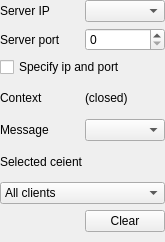
Above: src/toolsui/SAKSocketServerToolUi.ui from x-tools-author/x-tools before the change. Below: the same form after it.
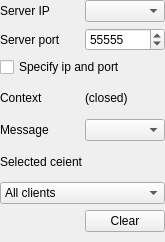
That is the form after the change. Custom widgets are drawn as their Qt base class.

Diff of the .ui file:
```diff
--- a/src/toolsui/SAKSocketServerToolUi.ui
+++ b/src/toolsui/SAKSocketServerToolUi.ui
@@ -55,6 +55,9 @@
      <property name="maximum">
       <number>65535</number>
      </property>
+     <property name="value">
+      <number>55555</number>
+     </property>
     </widget>
    </item>
    <item row="4" column="1">
```
